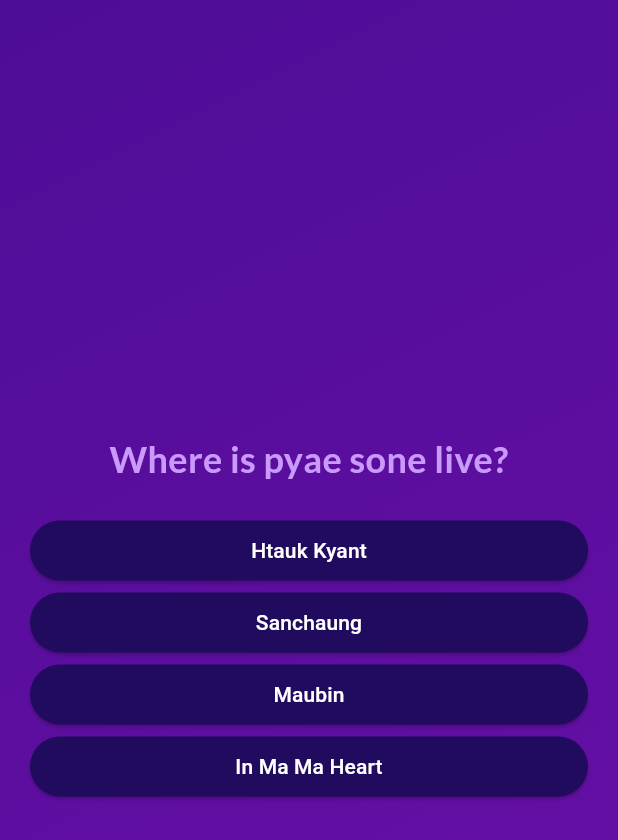
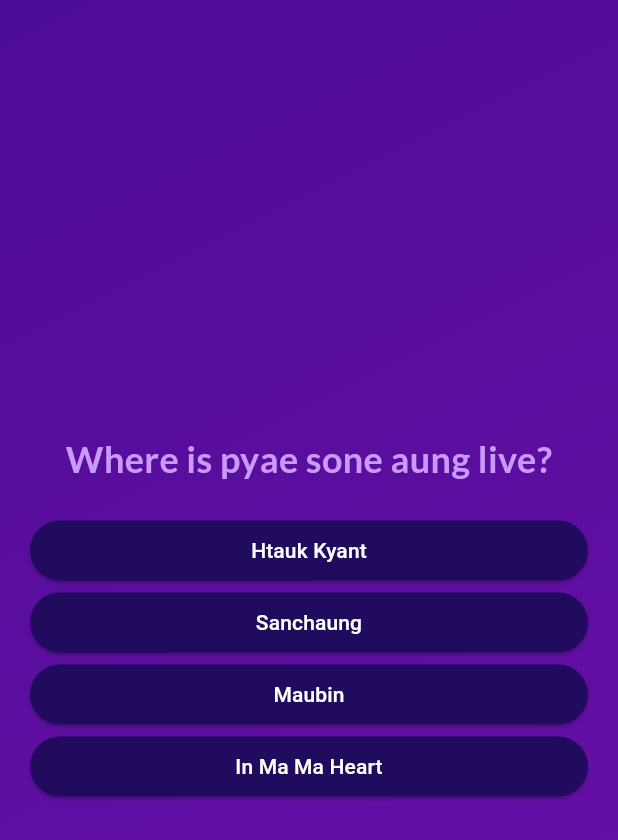
Before and after one commit to PyaeSone99/quiz_app, a Flutter app: the screen it shows after launch, after a tap on "Start Quiz", after a tap on "Complicated", after a tap on "Java Developer", on a phone screen of 412 x 824 dp. Shown: the top 840 px of the screen. Run offline on Flutter 3.47's test engine with Material 3 defaults, Android fonts, the phone set to English and light mode, and no system bars; our stand-ins replace google_fonts.

Commit message:
85 - Expanded To The Rescue

```diff
--- a/lib/data/question_data.dart
+++ b/lib/data/question_data.dart
@@ -20,7 +20,7 @@ const questionData = [
     ]
   ),
   QuestionModel(
-    'Where is pyae sone live?',
+    'Where is pyae sone aung live?',
     [
       'In Ma Ma Heart',
       'Htauk Kyant',
@@ -29,7 +29,7 @@ const questionData = [
     ]
   ),
   QuestionModel(
-    'Who is pyae sone\s girlfriend?',
+    'Who is pyae sone aung\s girlfriend?',
     [
       'Chae Soo-bin',
       'Han Hyo-Jo',
@@ -37,4 +37,22 @@ const questionData = [
       'Park Min Young'
     ]
   ),
+    QuestionModel(
+    'What is pyae sone aung\s favourite language?',
+    [
+      'Flutter',
+      'React',
+      'Java',
+      'Spring'
+    ]
+  ),
+    QuestionModel(
+    'Whak type of girl pyae sone aung like?',
+    [
+      'Sexy',
+      'Cute',
+      'Beautiful',
+      'Attractive'
+    ]
+  ),
 ];
--- a/lib/question_summery.dart
+++ b/lib/question_summery.dart
@@ -1,4 +1,5 @@
 import 'package:flutter/material.dart';
+import 'package:flutter/widgets.dart';
 
 class QuestionSummery extends StatelessWidget {
 
@@ -16,7 +17,8 @@ class QuestionSummery extends StatelessWidget {
               Text(
                 (((data['question_index']as int) + 1).toString()),
               ),
-              Column(
+              Expanded(
+                child: Column(
                   children: [
                     Text(
                       data['question'] as String
@@ -29,6 +31,7 @@ class QuestionSummery extends StatelessWidget {
                       (data['correct_answer'] as String)
                     )
                   ],
+                ),
               )
             ],
           );
```
Lines whose indentation alone changed are shown as unchanged.
